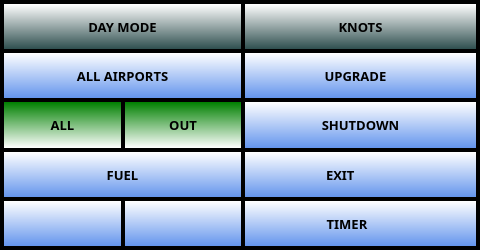
Qt form ui/MenuDialog.ui (UnexplodedMinds/Stratofier) before a commit.
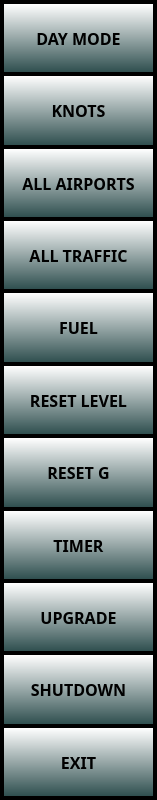
The same form after that commit. Icons and pictures are not drawn.

Commit message:
Major fix to font resources not being applied.
Lots of Android and minor Linux font/position fixes.
Remove menu button in favor of left swipe gesture.
Replace traffic range zoom in/out with swipe up/down gesture.
Extend altitude box and make it semi-transparent for low range vertical speed movements.

Diff of the .ui file:
```diff
--- a/ui/MenuDialog.ui
+++ b/ui/MenuDialog.ui
@@ -6,8 +6,8 @@
    <rect>
     <x>0</x>
     <y>0</y>
-    <width>480</width>
-    <height>250</height>
+    <width>157</width>
+    <height>800</height>
    </rect>
   </property>
   <property name="sizePolicy">
@@ -16,12 +16,6 @@
     <verstretch>0</verstretch>
    </sizepolicy>
   </property>
-  <property name="minimumSize">
-   <size>
-    <width>330</width>
-    <height>100</height>
-   </size>
-  </property>
   <property name="palette">
    <palette>
     <active>
@@ -100,11 +94,10 @@
   <property name="styleSheet">
    <string notr="true">QPushButton
 {
-     border: none;
-     background-color: qlineargradient( x1:0, y1:0, x2:0, y2:1, stop: 0 white, stop:1 CornflowerBlue );
-     margin: 2px;
+	border: none;
+	background-color: qlineargradient( x1:0, y1:0, x2:0, y2:1, stop: 0 white, stop:1 DarkSlateGray );
+	margin: 2px;
 }
-
 QPushButton::pressed
 {
      border: none;
@@ -129,178 +122,7 @@
    <property name="spacing">
     <number>0</number>
    </property>
-   <item row="5" column="3">
-    <widget class="QPushButton" name="m_pExitButton">
-     <property name="sizePolicy">
-      <sizepolicy hsizetype="MinimumExpanding" vsizetype="MinimumExpanding">
-       <horstretch>0</horstretch>
-       <verstretch>0</verstretch>
-      </sizepolicy>
-     </property>
-     <property name="font">
-      <font>
-       <family>Piboto</family>
-       <pointsize>10</pointsize>
-       <weight>75</weight>
-       <bold>true</bold>
-      </font>
-     </property>
-     <property name="autoFillBackground">
-      <bool>false</bool>
-     </property>
-     <property name="text">
-      <string>SHUTDOWN</string>
-     </property>
-     <property name="icon">
-      <iconset resource="../AHRSResources.qrc">
-       <normaloff>:/icons/resources/StratuxLogo.png</normaloff>:/icons/resources/StratuxLogo.png</iconset>
-     </property>
-     <property name="iconSize">
-      <size>
-       <width>32</width>
-       <height>32</height>
-      </size>
-     </property>
-     <property name="autoDefault">
-      <bool>false</bool>
-     </property>
-    </widget>
-   </item>
-   <item row="7" column="3">
-    <widget class="QPushButton" name="m_pTimerButton">
-     <property name="sizePolicy">
-      <sizepolicy hsizetype="MinimumExpanding" vsizetype="MinimumExpanding">
-       <horstretch>0</horstretch>
-       <verstretch>0</verstretch>
-      </sizepolicy>
-     </property>
-     <property name="font">
-      <font>
-       <family>Piboto</family>
-       <pointsize>10</pointsize>
-       <weight>75</weight>
-       <bold>true</bold>
-      </font>
-     </property>
-     <property name="autoFillBackground">
-      <bool>false</bool>
-     </property>
-     <property name="text">
-      <string>TIMER        </string>
-     </property>
-     <property name="icon">
-      <iconset resource="../AHRSResources.qrc">
-       <normaloff>:/icons/resources/Timer.png</normaloff>:/icons/resources/Timer.png</iconset>
-     </property>
-     <property name="iconSize">
-      <size>
-       <width>32</width>
-       <height>32</height>
-      </size>
-     </property>
-     <property name="autoDefault">
-      <bool>false</bool>
-     </property>
-    </widget>
-   </item>
-   <item row="5" column="1">
-    <layout class="QHBoxLayout" name="horizontalLayout">
-     <item>
-      <widget class="QPushButton" name="m_pTrafficFilterButton">
-       <property name="sizePolicy">
-        <sizepolicy hsizetype="MinimumExpanding" vsizetype="MinimumExpanding">
-         <horstretch>0</horstretch>
-         <verstretch>0</verstretch>
-        </sizepolicy>
-       </property>
-       <property name="font">
-        <font>
-         <family>Piboto</family>
-         <pointsize>10</pointsize>
-         <weight>75</weight>
-         <bold>true</bold>
-        </font>
-       </property>
-       <property name="styleSheet">
-        <string notr="true">QPushButton
-{
-     border: none;
-     background-color: qlineargradient( x1:0, y1:0, x2:0, y2:1, stop: 0 #641200, stop:1 white );
-     margin: 2px;
-}
-
-QPushButton::checked
-{
-     border: none;
-     background-color: qlineargradient( x1:0, y1:0, x2:0, y2:1, stop: 0 green, stop:1 white );
-     margin: 2px;
-}
-</string>
-       </property>
-       <property name="text">
-        <string>ALL</string>
-       </property>
-       <property name="icon">
-        <iconset resource="../AHRSResources.qrc">
-         <normaloff>:/icons/resources/Traffic.png</normaloff>:/icons/resources/Traffic.png</iconset>
-       </property>
-       <property name="iconSize">
-        <size>
-         <width>32</width>
-         <height>32</height>
-        </size>
-       </property>
-       <property name="checkable">
-        <bool>true</bool>
-       </property>
-       <property name="checked">
-        <bool>true</bool>
-       </property>
-       <property name="autoDefault">
-        <bool>false</bool>
-       </property>
-      </widget>
-     </item>
-    </layout>
-   </item>
-   <item row="6" column="3">
-    <widget class="QPushButton" name="m_pExitRoscoButton">
-     <property name="sizePolicy">
-      <sizepolicy hsizetype="MinimumExpanding" vsizetype="MinimumExpanding">
-       <horstretch>0</horstretch>
-       <verstretch>0</verstretch>
-      </sizepolicy>
-     </property>
-     <property name="font">
-      <font>
-       <family>Piboto</family>
-       <pointsize>10</pointsize>
-       <weight>75</weight>
-       <bold>true</bold>
-      </font>
-     </property>
-     <property name="autoFillBackground">
-      <bool>false</bool>
-     </property>
-     <property name="text">
-      <string>EXIT            </string>
-     </property>
-     <property name="icon">
-      <iconset resource="../AHRSResources.qrc">
-       <normaloff>:/icons/resources/Stratofier.png</normaloff>:/icons/resources/Stratofier.png</iconset>
-     </property>
-     <property name="iconSize">
-      <size>
-       <width>32</width>
-       <height>32</height>
-      </size>
-     </property>
-     <property name="autoDefault">
-      <bool>false</bool>
-     </property>
-    </widget>
-   </item>
-   <item row="4" column="3">
+   <item row="12" column="1" colspan="2">
     <widget class="QPushButton" name="m_pUpgradeButton">
      <property name="sizePolicy">
       <sizepolicy hsizetype="MinimumExpanding" vsizetype="MinimumExpanding">
@@ -311,7 +133,7 @@
      <property name="font">
       <font>
        <family>Piboto</family>
-       <pointsize>10</pointsize>
+       <pointsize>12</pointsize>
        <weight>75</weight>
        <bold>true</bold>
       </font>
@@ -320,11 +142,7 @@
       <bool>false</bool>
      </property>
      <property name="text">
-      <string>UPGRADE   </string>
-     </property>
-     <property name="icon">
-      <iconset resource="../AHRSResources.qrc">
-       <normaloff>:/icons/resources/Upgrade.png</normaloff>:/icons/resources/Upgrade.png</iconset>
+      <string>UPGRADE</string>
      </property>
      <property name="iconSize">
       <size>
@@ -337,7 +155,49 @@
      </property>
     </widget>
    </item>
-   <item row="7" column="1">
+   <item row="1" column="1" colspan="2">
+    <widget class="QPushButton" name="m_pUnitsKnotsButton">
+     <property name="sizePolicy">
+      <sizepolicy hsizetype="MinimumExpanding" vsizetype="MinimumExpanding">
+       <horstretch>0</horstretch>
+       <verstretch>0</verstretch>
+      </sizepolicy>
+     </property>
+     <property name="font">
+      <font>
+       <family>Piboto</family>
+       <pointsize>12</pointsize>
+       <weight>75</weight>
+       <bold>true</bold>
+      </font>
+     </property>
+     <property name="styleSheet">
+      <string notr="true">QPushButton
+{
+	border: none;
+	background-color: qlineargradient( x1:0, y1:0, x2:0, y2:1, stop: 0 white, stop:1 DarkSlateGray );
+	margin: 2px;
+}
+QPushButton::pressed
+{
+	border: none;
+	background-color: qlineargradient( x1:0, y1:0, x2:0, y2:1, stop: 0 DarkSlateGray, stop:1 white );
+	margin: 2px;
+}
+</string>
+     </property>
+     <property name="text">
+      <string>KNOTS</string>
+     </property>
+     <property name="iconSize">
+      <size>
+       <width>32</width>
+       <height>32</height>
+      </size>
+     </property>
+    </widget>
+   </item>
+   <item row="9" column="1">
     <widget class="QPushButton" name="m_pResetLevelButton">
      <property name="sizePolicy">
       <sizepolicy hsizetype="MinimumExpanding" vsizetype="MinimumExpanding">
@@ -348,13 +208,13 @@
      <property name="font">
       <font>
        <family>Piboto</family>
-       <pointsize>10</pointsize>
+       <pointsize>12</pointsize>
        <weight>75</weight>
        <bold>true</bold>
       </font>
      </property>
      <property name="text">
-      <string/>
+      <string>RESET LEVEL</string>
      </property>
      <property name="icon">
       <iconset resource="../AHRSResources.qrc">
@@ -371,96 +231,6 @@
      </property>
     </widget>
    </item>
-   <item row="7" column="2">
-    <widget class="QPushButton" name="m_pResetGMeterButton">
-     <property name="sizePolicy">
-      <sizepolicy hsizetype="MinimumExpanding" vsizetype="MinimumExpanding">
-       <horstretch>0</horstretch>
-       <verstretch>0</verstretch>
-      </sizepolicy>
-     </property>
-     <property name="font">
-      <font>
-       <family>Piboto</family>
-       <pointsize>10</pointsize>
-       <weight>75</weight>
-       <bold>true</bold>
-      </font>
-     </property>
-     <property name="text">
-      <string/>
-     </property>
-     <property name="icon">
-      <iconset resource="../AHRSResources.qrc">
-       <normaloff>:/icons/resources/GForce.png</normaloff>:/icons/resources/GForce.png</iconset>
-     </property>
-     <property name="iconSize">
-      <size>
-       <width>32</width>
-       <height>32</height>
-      </size>
-     </property>
-     <property name="autoDefault">
-      <bool>false</bool>
-     </property>
-    </widget>
-   </item>
-   <item row="5" column="2">
-    <widget class="QPushButton" name="m_pTrafficInOutButton">
-     <property name="sizePolicy">
-      <sizepolicy hsizetype="MinimumExpanding" vsizetype="MinimumExpanding">
-       <horstretch>0</horstretch>
-       <verstretch>0</verstretch>
-      </sizepolicy>
-     </property>
-     <property name="font">
-      <font>
-       <family>Piboto</family>
-       <pointsize>10</pointsize>
-       <weight>75</weight>
-       <bold>true</bold>
-      </font>
-     </property>
-     <property name="styleSheet">
-      <string notr="true">QPushButton
-{
-     border: none;
-     background-color: qlineargradient( x1:0, y1:0, x2:0, y2:1, stop: 0 #641200, stop:1 white );
-     margin: 2px;
-}
-
-QPushButton::checked
-{
-     border: none;
-     background-color: qlineargradient( x1:0, y1:0, x2:0, y2:1, stop: 0 green, stop:1 white );
-     margin: 2px;
-}
-</string>
-     </property>
-     <property name="text">
-      <string>OUT</string>
-     </property>
-     <property name="icon">
-      <iconset resource="../AHRSResources.qrc">
-       <normaloff>:/icons/resources/HeadingIndicator.png</normaloff>:/icons/resources/HeadingIndicator.png</iconset>
-     </property>
-     <property name="iconSize">
-      <size>
-       <width>32</width>
-       <height>32</height>
-      </size>
-     </property>
-     <property name="checkable">
-      <bool>true</bool>
-     </property>
-     <property name="checked">
-      <bool>true</bool>
-     </property>
-     <property name="autoDefault">
-      <bool>false</bool>
-     </property>
-    </widget>
-   </item>
    <item row="4" column="1" colspan="2">
     <widget class="QPushButton" name="m_pAirportButton">
      <property name="sizePolicy">
@@ -472,7 +242,7 @@
      <property name="font">
       <font>
        <family>Piboto</family>
-       <pointsize>10</pointsize>
+       <pointsize>12</pointsize>
        <weight>75</weight>
        <bold>true</bold>
       </font>
@@ -501,7 +271,40 @@
      </property>
     </widget>
    </item>
-   <item row="6" column="1" colspan="2">
+   <item row="11" column="1">
+    <widget class="QPushButton" name="m_pTimerButton">
+     <property name="sizePolicy">
+      <sizepolicy hsizetype="MinimumExpanding" vsizetype="MinimumExpanding">
+       <horstretch>0</horstretch>
+       <verstretch>0</verstretch>
+      </sizepolicy>
+     </property>
+     <property name="font">
+      <font>
+       <family>Piboto</family>
+       <pointsize>12</pointsize>
+       <weight>75</weight>
+       <bold>true</bold>
+      </font>
+     </property>
+     <property name="autoFillBackground">
+      <bool>false</bool>
+     </property>
+     <property name="text">
+      <string>TIMER</string>
+     </property>
+     <property name="iconSize">
+      <size>
+       <width>32</width>
+       <height>32</height>
+      </size>
+     </property>
+     <property name="autoDefault">
+      <bool>false</bool>
+     </property>
+    </widget>
+   </item>
+   <item row="7" column="1" colspan="2">
     <widget class="QPushButton" name="m_pFuelButton">
      <property name="sizePolicy">
       <sizepolicy hsizetype="MinimumExpanding" vsizetype="MinimumExpanding">
@@ -512,7 +315,7 @@
      <property name="font">
       <font>
        <family>Piboto</family>
-       <pointsize>10</pointsize>
+       <pointsize>12</pointsize>
        <weight>75</weight>
        <bold>true</bold>
       </font>
@@ -527,56 +330,98 @@
       <iconset resource="../AHRSResources.qrc">
        <normaloff>:/icons/resources/Settings.png</normaloff>:/icons/resources/Settings.png</iconset>
      </property>
+     <property name="autoDefault">
+      <bool>false</bool>
+     </property>
+    </widget>
+   </item>
+   <item row="6" column="1" colspan="2">
+    <widget class="QPushButton" name="m_pTrafficFilterButton">
+     <property name="sizePolicy">
+      <sizepolicy hsizetype="MinimumExpanding" vsizetype="MinimumExpanding">
+       <horstretch>0</horstretch>
+       <verstretch>0</verstretch>
+      </sizepolicy>
+     </property>
+     <property name="font">
+      <font>
+       <family>Piboto</family>
+       <pointsize>12</pointsize>
+       <weight>75</weight>
+       <bold>true</bold>
+      </font>
+     </property>
+     <property name="text">
+      <string>ALL TRAFFIC</string>
+     </property>
      <property name="iconSize">
       <size>
        <width>32</width>
        <height>32</height>
       </size>
      </property>
+     <property name="checkable">
+      <bool>true</bool>
+     </property>
+     <property name="checked">
+      <bool>true</bool>
+     </property>
      <property name="autoDefault">
       <bool>false</bool>
      </property>
     </widget>
    </item>
-   <item row="0" column="3">
-    <widget class="QPushButton" name="m_pUnitsKnotsButton">
+   <item row="10" column="1">
+    <widget class="QPushButton" name="m_pResetGMeterButton">
      <property name="sizePolicy">
       <sizepolicy hsizetype="MinimumExpanding" vsizetype="MinimumExpanding">
        <horstretch>0</horstretch>
        <verstretch>0</verstretch>
       </sizepolicy>
      </property>
-     <property name="minimumSize">
+     <property name="font">
+      <font>
+       <family>Piboto</family>
+       <pointsize>12</pointsize>
+       <weight>75</weight>
+       <bold>true</bold>
+      </font>
+     </property>
+     <property name="text">
+      <string>RESET G</string>
+     </property>
+     <property name="iconSize">
       <size>
-       <width>235</width>
-       <height>0</height>
+       <width>32</width>
+       <height>32</height>
       </size>
      </property>
+     <property name="autoDefault">
+      <bool>false</bool>
+     </property>
+    </widget>
+   </item>
+   <item row="13" column="1" colspan="2">
+    <widget class="QPushButton" name="m_pExitButton">
+     <property name="sizePolicy">
+      <sizepolicy hsizetype="MinimumExpanding" vsizetype="MinimumExpanding">
+       <horstretch>0</horstretch>
+       <verstretch>0</verstretch>
+      </sizepolicy>
+     </property>
      <property name="font">
       <font>
        <family>Piboto</family>
-       <pointsize>10</pointsize>
+       <pointsize>12</pointsize>
        <weight>75</weight>
        <bold>true</bold>
       </font>
      </property>
-     <property name="styleSheet">
-      <string notr="true">QPushButton
-{
-	border: none;
-	background-color: qlineargradient( x1:0, y1:0, x2:0, y2:1, stop: 0 white, stop:1 DarkSlateGray );
-	margin: 2px;
-}
-QPushButton::pressed
-{
-	border: none;
-	background-color: qlineargradient( x1:0, y1:0, x2:0, y2:1, stop: 0 DarkSlateGray, stop:1 white );
-	margin: 2px;
-}
-</string>
+     <property name="autoFillBackground">
+      <bool>false</bool>
      </property>
      <property name="text">
-      <string>KNOTS</string>
+      <string>SHUTDOWN</string>
      </property>
      <property name="iconSize">
       <size>
@@ -584,6 +429,9 @@
        <height>32</height>
       </size>
      </property>
+     <property name="autoDefault">
+      <bool>false</bool>
+     </property>
     </widget>
    </item>
    <item row="0" column="1" colspan="2">
@@ -597,7 +445,7 @@
      <property name="font">
       <font>
        <family>Piboto</family>
-       <pointsize>10</pointsize>
+       <pointsize>12</pointsize>
        <weight>75</weight>
        <bold>true</bold>
       </font>
@@ -628,6 +476,39 @@
      </property>
     </widget>
    </item>
+   <item row="14" column="1">
+    <widget class="QPushButton" name="m_pExitRoscoButton">
+     <property name="sizePolicy">
+      <sizepolicy hsizetype="MinimumExpanding" vsizetype="MinimumExpanding">
+       <horstretch>0</horstretch>
+       <verstretch>0</verstretch>
+      </sizepolicy>
+     </property>
+     <property name="font">
+      <font>
+       <family>Piboto</family>
+       <pointsize>12</pointsize>
+       <weight>75</weight>
+       <bold>true</bold>
+      </font>
+     </property>
+     <property name="autoFillBackground">
+      <bool>false</bool>
+     </property>
+     <property name="text">
+      <string>EXIT</string>
+     </property>
+     <property name="iconSize">
+      <size>
+       <width>32</width>
+       <height>32</height>
+      </size>
+     </property>
+     <property name="autoDefault">
+      <bool>false</bool>
+     </property>
+    </widget>
+   </item>
   </layout>
  </widget>
  <resources>
```
Left out of the diff: 22 changed lines with no effect on the pictures. The commit also changes 29 other files.
